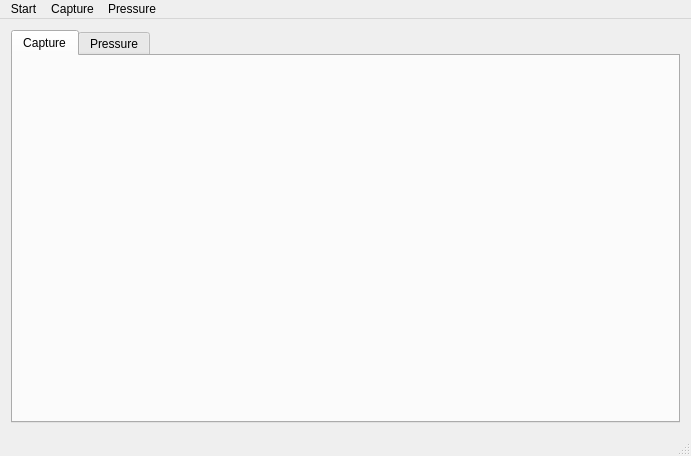
Before: the Qt Designer form mainwindow.ui in guiyang882/WebPackage, drawn with Qt 5.
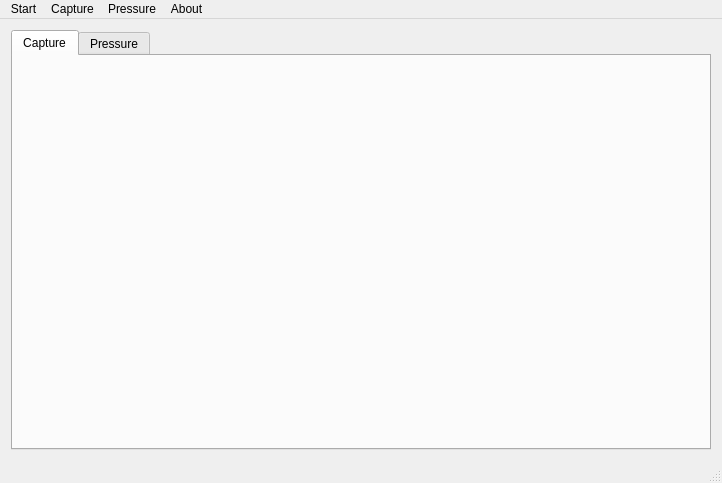
After: the same form once the commit is applied.

```diff
--- a/mainwindow.ui
+++ b/mainwindow.ui
@@ -17,6 +17,12 @@
    <layout class="QVBoxLayout" name="verticalLayout">
     <item>
      <widget class="QTabWidget" name="tabWidget">
+      <property name="minimumSize">
+       <size>
+        <width>700</width>
+        <height>420</height>
+       </size>
+      </property>
       <property name="currentIndex">
        <number>0</number>
       </property>
@@ -65,9 +71,17 @@
      <string>Pressure</string>
     </property>
    </widget>
+   <widget class="QMenu" name="menuAbout">
+    <property name="title">
+     <string>About</string>
+    </property>
+    <addaction name="actionAbout_Developor"/>
+    <addaction name="actionAbout_Qt"/>
+   </widget>
    <addaction name="menuStart"/>
    <addaction name="menuCapture"/>
    <addaction name="menuPressure"/>
+   <addaction name="menuAbout"/>
   </widget>
   <widget class="QStatusBar" name="statusBar"/>
   <action name="actionExit">
```
Left out of the diff: 32 changed lines with no effect on the pictures.
